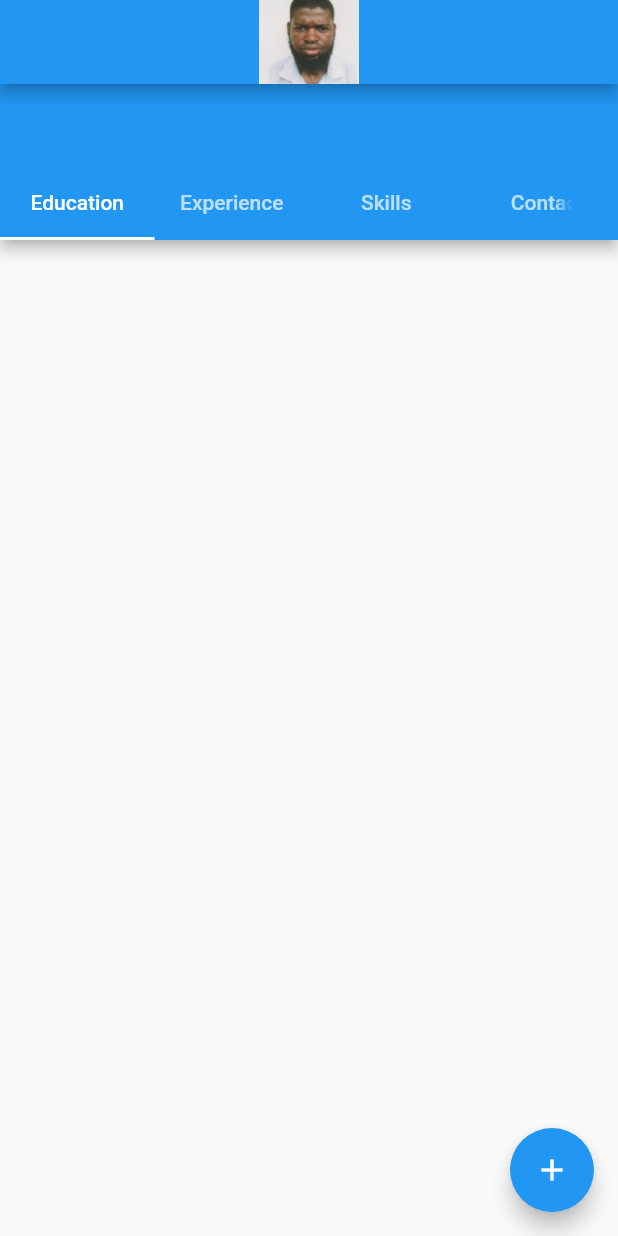
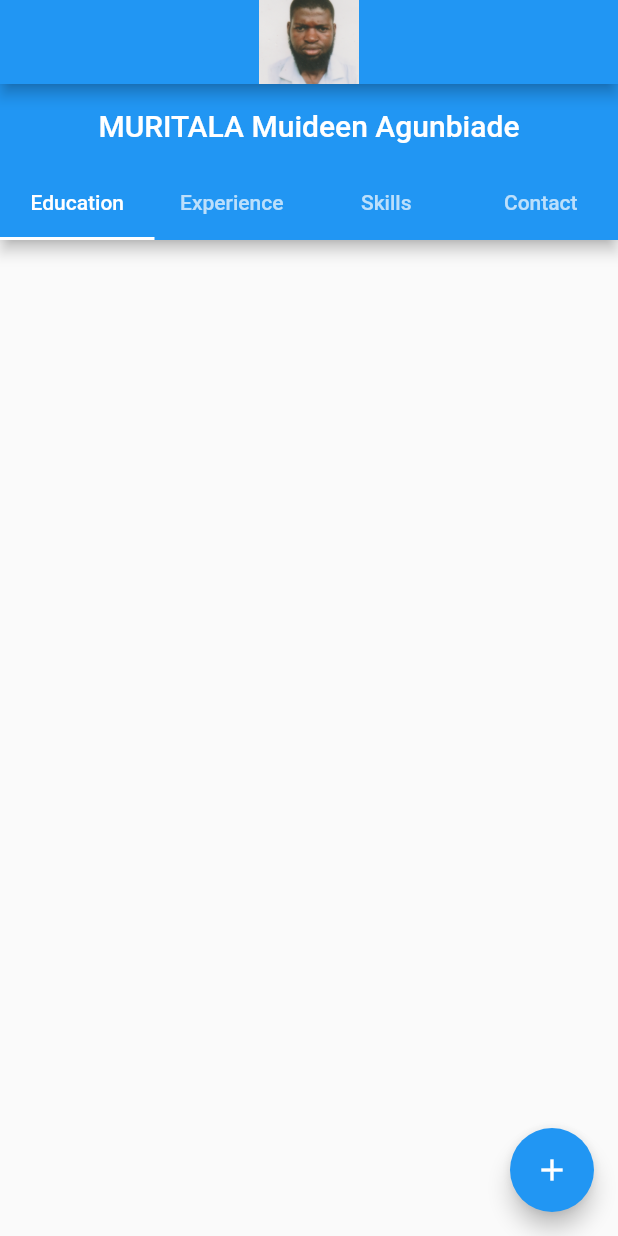
Before and after one commit to MuideenAM/MyPortfolioApp_Flutter, a Flutter app: the screen it shows after launch, on a phone screen of 412 x 824 dp. Run offline on Flutter 3.47's test engine with Material 2 defaults, Android fonts, the phone set to English and light mode, and no system bars.

Commit message:
Second Commit

```diff
--- a/lib/main.dart
+++ b/lib/main.dart
@@ -81,24 +81,21 @@ class _MyHomePageState extends State<MyHomePage> {
           child: Scaffold(
             appBar: AppBar(
               bottom: TabBar(
-                tabs: [
-                  new Container(
-                    width: 30%,
-                    child: Tab(text: 'Education')
-                  ),
-                  Container(
-                    width: 100,
-                      child: Tab(text: 'Experience')
-                  ),
-                  Container(
-                      width: 40,
-                      child: Tab(text: 'Skills')
-                  ),
-                  Container(
-                      width: 40,
-                      child: Tab(text: 'Contact')
-                  )
-                ],
+                  tabs: [
+                    Tab(
+                      child: Text('Education'),
+                    ),
+                    Tab(
+                        child: Text('Experience'),
+                    ),
+                    Tab(
+                        child: Text('Skills'),
+                    ),
+                    Tab(
+                        child: Text('Contact'),
+                    ),
+                  ]),
+                title: Center(child: Text('MURITALA Muideen Agunbiade'))
               ),
             ),
           ),
@@ -128,7 +125,6 @@ class _MyHomePageState extends State<MyHomePage> {
            // ),
           //],
         ),
-      ),
       floatingActionButton: FloatingActionButton(
         onPressed: _incrementCounter,
         tooltip: 'Increment',
```
